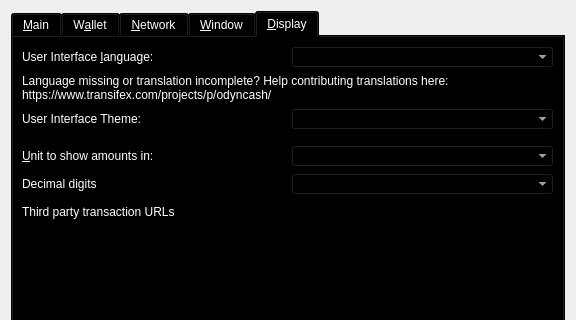
Old version of the form src/qt/forms/optionsdialog.ui in the repository Zero-Dynamics/cash-core; both pictures show x 0 to 576 and y 0 to 320 of the 576 by 494 pixel window.
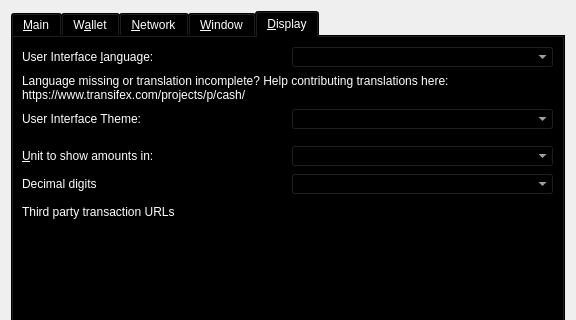
New version of the form. Custom widgets are drawn as their Qt base class.

Commit message: Simplify OdynCash to Cash

The edit to the form file:
```diff
--- a/src/qt/forms/optionsdialog.ui
+++ b/src/qt/forms/optionsdialog.ui
@@ -7772,7 +7772,7 @@
          </property>
          <property name="text">
           <string>Language missing or translation incomplete? Help contributing translations here:
-https://www.transifex.com/projects/p/odyncash/</string>
+https://www.transifex.com/projects/p/cash/</string>
          </property>
          <property name="wordWrap">
           <bool>true</bool>
```
Left out of the diff: 16 changed lines with no effect on the pictures. The commit also changes 780 other files.
